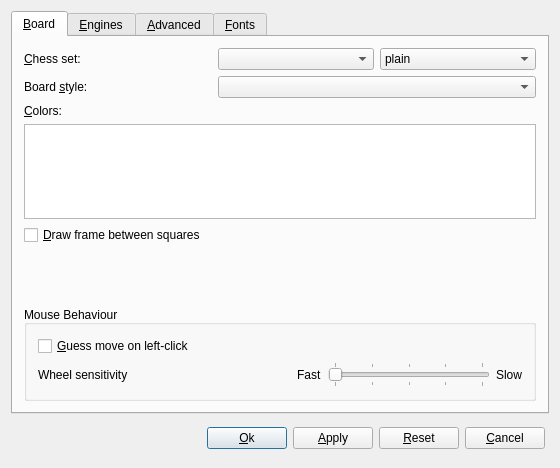
The window that src/gui/preferences.ui (madnight/chessx) describes before a commit, drawn with Qt 5.
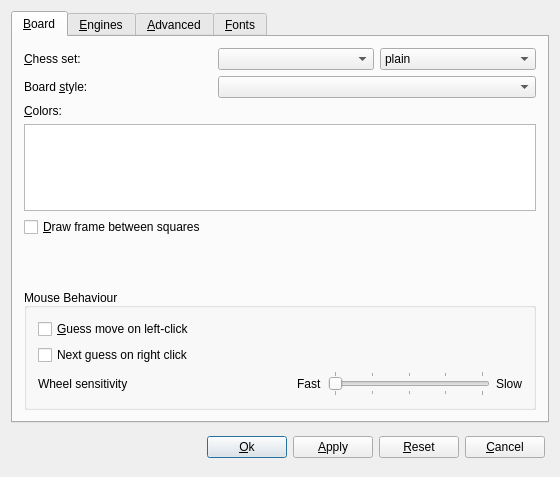
The same window after the commit. The open tabs and pages were chosen to show the change. Custom widgets are drawn as their Qt base class.

Commit message: Implemented feature request #1773747 "Change guessed move on right click". The feature can be configured, as currently we have "take back a move" om mouse right click (if configured, CTRL+right-mouse will move back instead)

```diff
--- a/src/gui/preferences.ui
+++ b/src/gui/preferences.ui
@@ -7,7 +7,7 @@
     <x>0</x>
     <y>0</y>
     <width>560</width>
-    <height>468</height>
+    <height>477</height>
    </rect>
   </property>
   <property name="windowTitle">
@@ -160,6 +160,13 @@
             </property>
            </widget>
           </item>
+          <item>
+           <widget class="QCheckBox" name="guessNextMove">
+            <property name="text">
+             <string>Next guess on right click</string>
+            </property>
+           </widget>
+          </item>
           <item>
            <layout class="QHBoxLayout" name="horizontalLayout_2">
             <item>
```
The commit also changes 6 other files.
